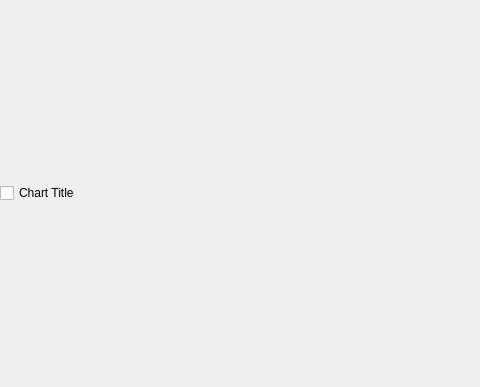
Before: the Qt Designer form dashboard/resources/history_chart.ui in rahmanshaber/corebox, drawn with Qt 5; both pictures show x 0 to 480 and y 0 to 387 of the 930 by 387 pixel window.
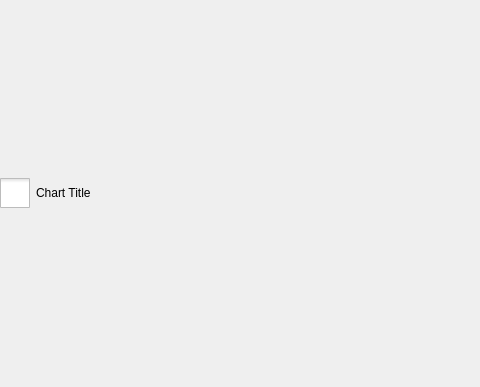
After: the same form once the commit is applied. Icons and pictures are not drawn.

The edit to the form file:
```diff
--- a/dashboard/resources/history_chart.ui
+++ b/dashboard/resources/history_chart.ui
@@ -38,7 +38,18 @@
       <enum>Qt::NoFocus</enum>
      </property>
      <property name="styleSheet">
-      <string notr="true"/>
+      <string notr="true">QCheckBox::indicator {
+    width: 30px;
+    height: 30px;
+}
+
+QCheckBox::indicator:checked {
+    image:url(:/icons/fullexit_w.svg);
+}
+
+QCheckBox::indicator:unchecked {
+    image: url(:/icons/fullscreen_w.svg);
+}</string>
      </property>
      <property name="text">
       <string notr="true">Chart Title</string>
```
